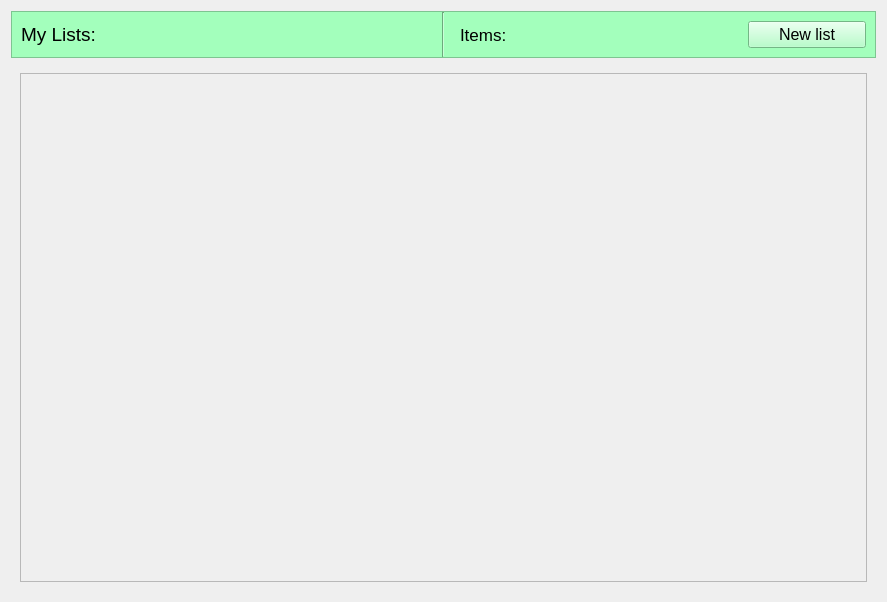
Before: the Qt Designer form src/Client/View/MainPage/List/ListsSubPage/ListsSubPage.ui in iodream/Spend-Note, drawn with Qt 5.
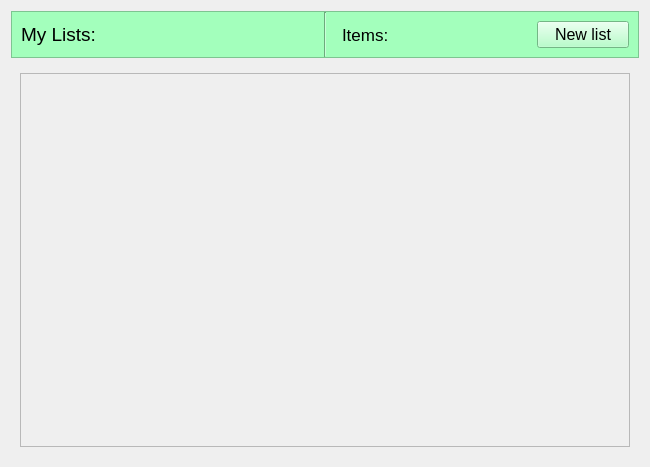
After: the same form once the commit is applied. Icons and pictures are not drawn.

Commit message: fix top banner margins, remove spacers

The edit to the form file:
```diff
--- a/src/Client/View/MainPage/List/ListsSubPage/ListsSubPage.ui
+++ b/src/Client/View/MainPage/List/ListsSubPage/ListsSubPage.ui
@@ -6,8 +6,8 @@
    <rect>
     <x>0</x>
     <y>0</y>
-    <width>887</width>
-    <height>602</height>
+    <width>650</width>
+    <height>467</height>
    </rect>
   </property>
   <property name="windowTitle">
@@ -114,22 +114,6 @@
            </property>
           </widget>
          </item>
-         <item>
-          <spacer name="horizontalSpacer">
-           <property name="orientation">
-            <enum>Qt::Horizontal</enum>
-           </property>
-           <property name="sizeType">
-            <enum>QSizePolicy::Maximum</enum>
-           </property>
-           <property name="sizeHint" stdset="0">
-            <size>
-             <width>40</width>
-             <height>20</height>
-            </size>
-           </property>
-          </spacer>
-         </item>
          <item>
           <widget class="QPushButton" name="AddItemButton">
            <property name="minimumSize">
@@ -178,8 +162,8 @@
            <rect>
             <x>0</x>
             <y>0</y>
-            <width>849</width>
-            <height>508</height>
+            <width>612</width>
+            <height>373</height>
            </rect>
           </property>
           <layout class="QVBoxLayout" name="ItemsLayout">
```
The commit also changes 3 other files.
